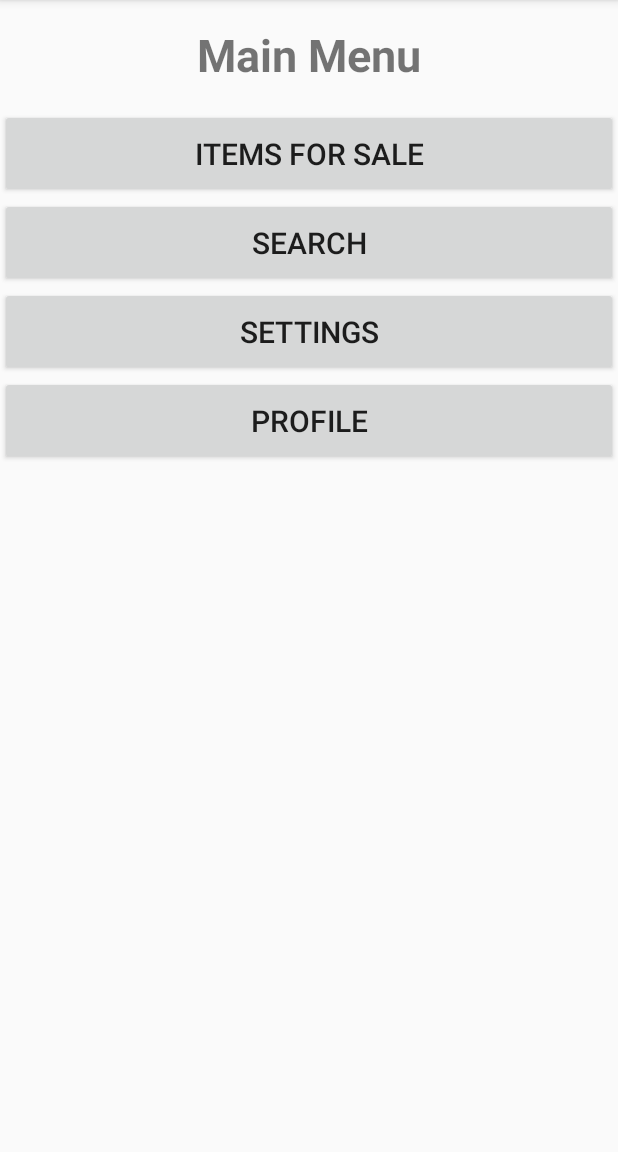
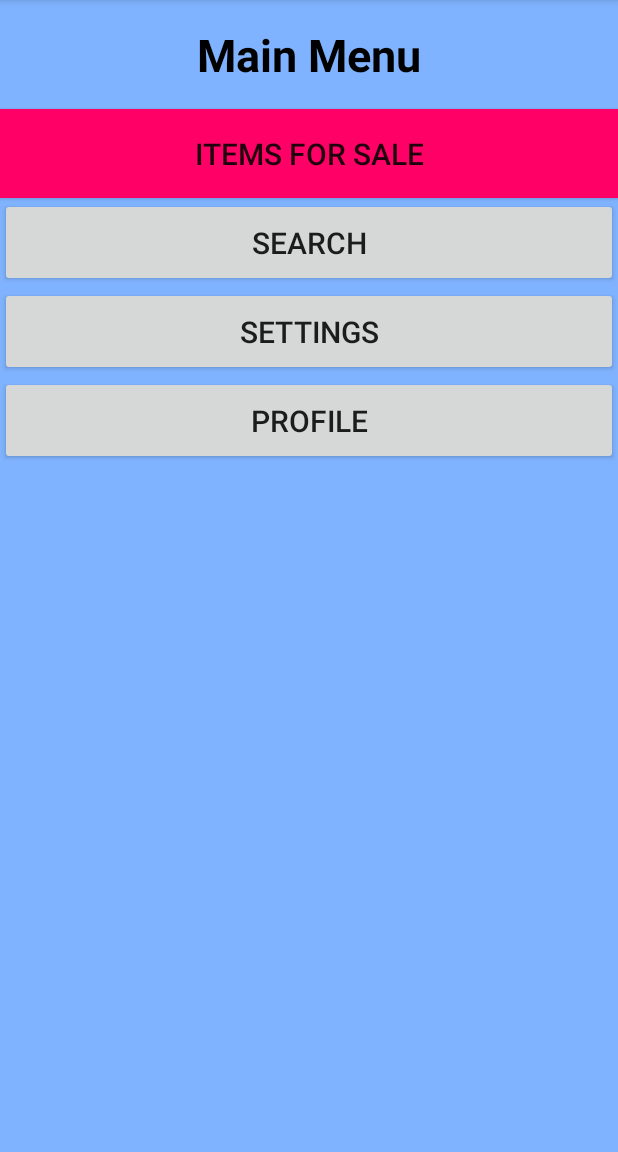
Before and after one commit to ZebGentry/FBLA-Mobile-Project, an Android app: the screen it shows after launch (MainActivity), on a phone screen of 412 x 824 dp, the part 84-1236 px from its top. Run offline under Robolectric (Android 15) with nearby library versions, the phone set to English and light mode, and no system bars.

Commit message:
hey we finally got it working!!! :)

```diff
--- a/app/src/main/res/layout/activity_main.xml
+++ b/app/src/main/res/layout/activity_main.xml
@@ -3,6 +3,7 @@
 
     xmlns:android="http://schemas.android.com/apk/res/android"
     xmlns:tools="http://schemas.android.com/tools"
+    android:background="#80b3ff"
     android:layout_width="match_parent"
     android:layout_height="match_parent"
     tools:context="com.example.zebadiahgentry.fbla_mobile_project.MainActivity">
@@ -19,6 +20,7 @@
         android:textStyle="bold"
         android:textSize="30sp"
         android:id="@+id/textbox"
+        android:textColor="#000000"
         />
 
     <Button
@@ -32,6 +34,7 @@
         android:paddingRight="16dp"
         android:paddingTop="16dp"
         android:textSize="20sp"
+        android:background="#ff0066"
         />
 
     <Button
```
